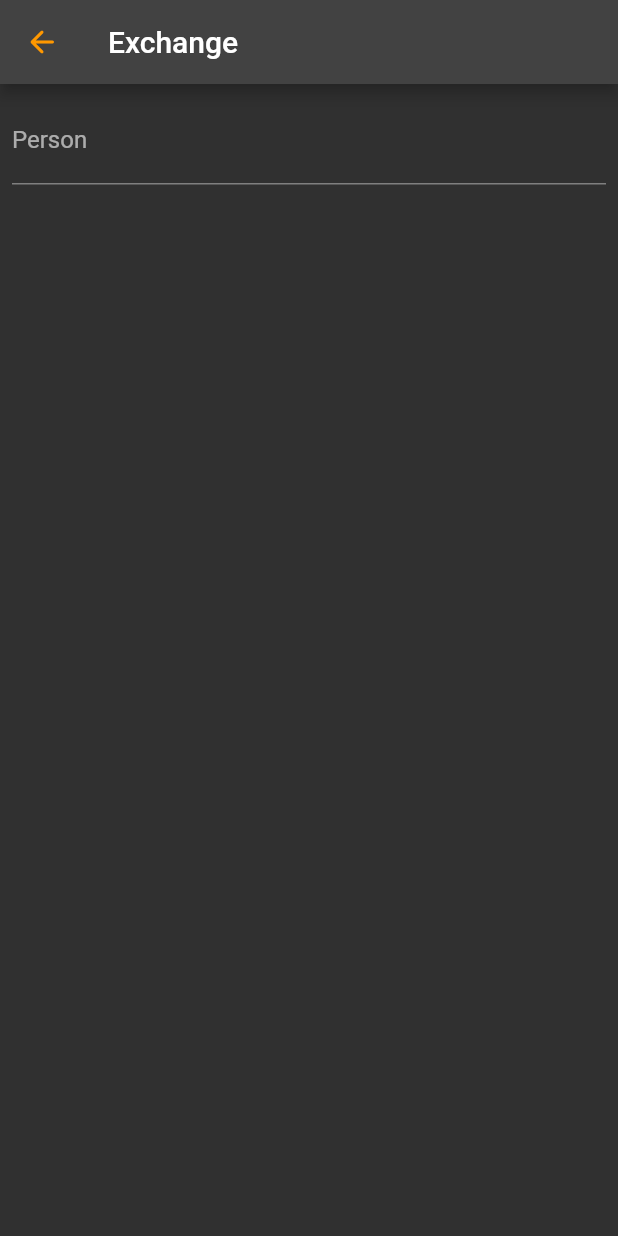
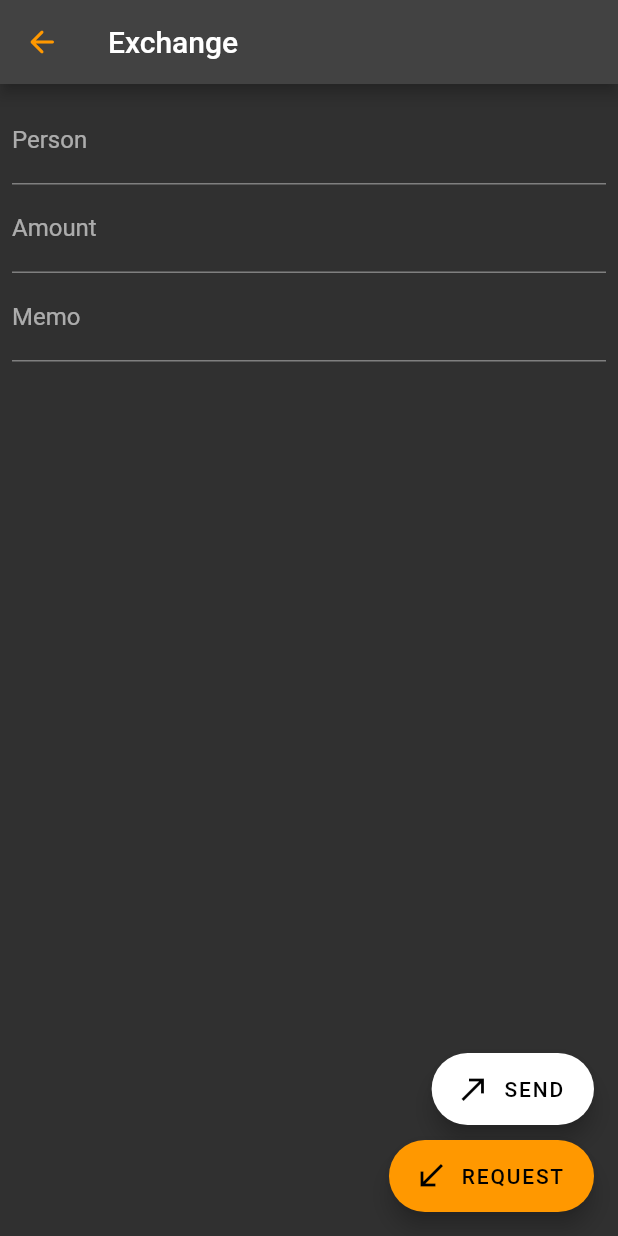
Before and after one commit to starboardcoop/mutual-wallet-app, a Flutter app: the NewExchangeScreen screen opened directly, on a phone screen of 412 x 824 dp. Run offline on Flutter 3.47's test engine with Material 2 defaults, Android fonts, the phone set to English and light mode, and no system bars.

Commit message:
Add some functionality to NewExchangeScreen

```diff
--- /dev/null
+++ b/lib/controllers/exchange_controller.dart
@@ -0,0 +1,11 @@
+import 'package:mutual_wallet/models/exchange.dart';
+
+class ExchangeController {
+  void send(Exchange exchange) {
+    print("SEND ${exchange.person} ${exchange.amount} ${exchange.memo}");
+  }
+
+  void request(Exchange exchange) {
+    print("REQUEST ${exchange.person} ${exchange.amount} ${exchange.memo}");
+  }
+}
--- /dev/null
+++ b/lib/controllers/exchange_form_controller.dart
@@ -0,0 +1,10 @@
+import 'package:flutter/material.dart';
+import 'package:mutual_wallet/models/exchange.dart';
+
+class ExchangeFormController {
+  final person = TextEditingController();
+  final amount = TextEditingController();
+  final memo = TextEditingController();
+
+  Exchange get exchange => Exchange(person.text, amount.text, memo.text);
+}
--- /dev/null
+++ b/lib/models/exchange.dart
@@ -0,0 +1,7 @@
+class Exchange {
+  final String person;
+  final String amount;
+  final String memo;
+
+  const Exchange(this.person, this.amount, this.memo);
+}
--- a/lib/screens/new_exchange_screen.dart
+++ b/lib/screens/new_exchange_screen.dart
@@ -1,4 +1,7 @@
 import 'package:flutter/material.dart';
+import 'package:mutual_wallet/controllers/exchange_controller.dart';
+import 'package:mutual_wallet/controllers/exchange_form_controller.dart';
+import 'package:mutual_wallet/widgets/exchange_form.dart';
 
 class NewExchangeScreen extends StatefulWidget {
   const NewExchangeScreen({Key? key}) : super(key: key);
@@ -10,6 +13,9 @@ class NewExchangeScreen extends StatefulWidget {
 }
 
 class _NewExchangeScreenState extends State<NewExchangeScreen> {
+  final _controller = ExchangeController();
+  final _formController = ExchangeFormController();
+
   @override
   Widget build(BuildContext context) {
     return Scaffold(
@@ -25,17 +31,35 @@ class _NewExchangeScreenState extends State<NewExchangeScreen> {
       ),
       body: Padding(
         padding: const EdgeInsets.all(8.0),
-        child: Form(
-          child: Column(
-            mainAxisAlignment: MainAxisAlignment.start,
-            children: [
-              TextFormField(
-                decoration: const InputDecoration(labelText: "Person"),
-              ),
-            ],
+        child: ExchangeForm(controller: _formController),
+      ),
+      floatingActionButton: Column(
+        mainAxisAlignment: MainAxisAlignment.end,
+        crossAxisAlignment: CrossAxisAlignment.end,
+        children: [
+          FloatingActionButton.extended(
+            heroTag: null,
+            onPressed: send,
+            label: const Text("SEND"),
+            icon: const Icon(Icons.north_east),
+            backgroundColor: Colors.white,
+            foregroundColor: Colors.black,
           ),
-        ),
+          const SizedBox(height: 10),
+          FloatingActionButton.extended(
+            heroTag: null,
+            onPressed: request,
+            label: const Text("REQUEST"),
+            icon: const Icon(Icons.south_west),
+            backgroundColor: Colors.orange,
+            foregroundColor: Colors.black,
+          ),
+        ],
       ),
     );
   }
+
+  void send() => _controller.send(_formController.exchange);
+
+  void request() => _controller.request(_formController.exchange);
 }
--- /dev/null
+++ b/lib/widgets/exchange_form.dart
@@ -0,0 +1,34 @@
+import 'package:flutter/material.dart';
+import 'package:mutual_wallet/controllers/exchange_form_controller.dart';
+
+class ExchangeForm extends StatelessWidget {
+  const ExchangeForm({Key? key, required ExchangeFormController controller})
+      : _controller = controller,
+        super(key: key);
+
+  final ExchangeFormController _controller;
+
+  @override
+  Widget build(BuildContext context) {
+    return Form(
+      child: Column(
+        mainAxisAlignment: MainAxisAlignment.start,
+        children: [
+          TextFormField(
+            controller: _controller.person,
+            decoration: const InputDecoration(labelText: "Person"),
+          ),
+          TextFormField(
+            controller: _controller.amount,
+            decoration: const InputDecoration(labelText: "Amount"),
+            keyboardType: TextInputType.number,
+          ),
+          TextFormField(
+            controller: _controller.memo,
+            decoration: const InputDecoration(labelText: "Memo"),
+          ),
+        ],
+      ),
+    );
+  }
+}
```
